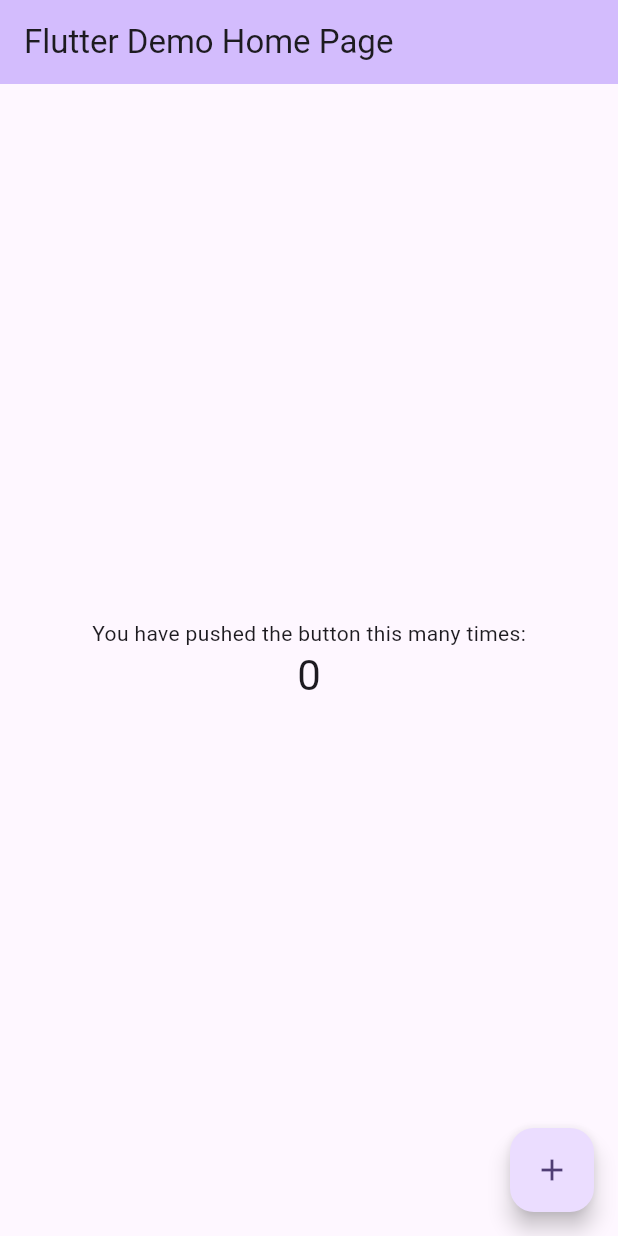
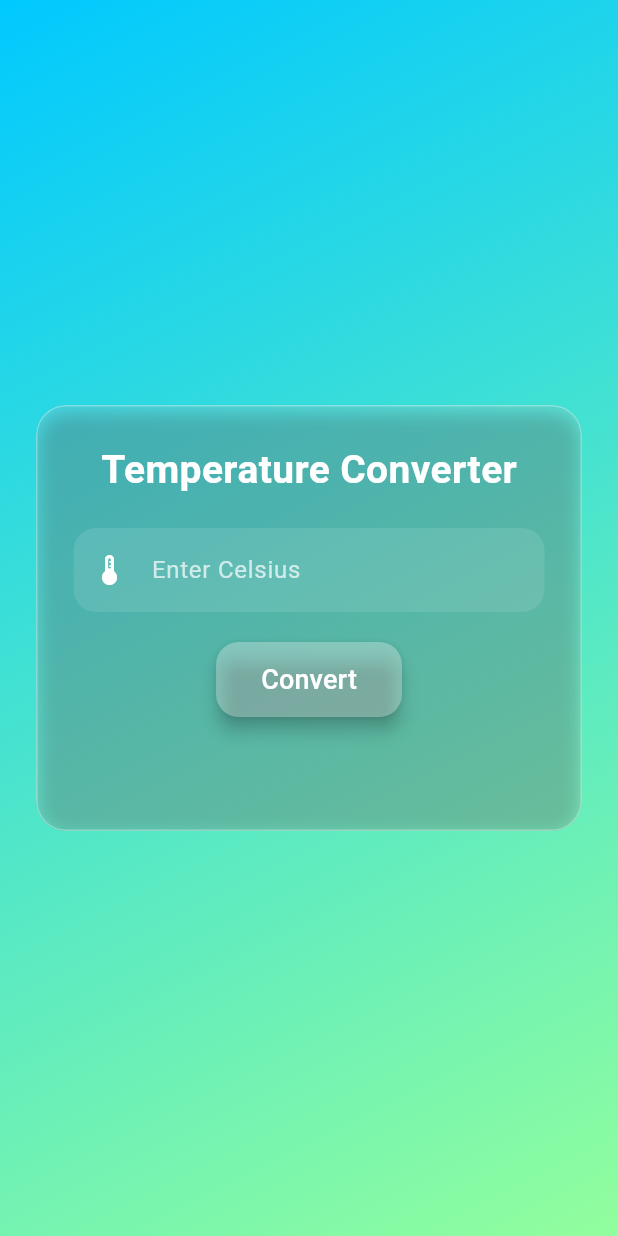
Before and after one commit to MahimaAkther716/Assignments-SADP, a Flutter app: the screen it shows after launch, on a phone screen of 412 x 824 dp. Run offline on Flutter 3.47's test engine with Material 3 defaults, Android fonts, the phone set to English and light mode, and no system bars.

Commit message:
UI Change

```diff
--- /dev/null
+++ b/lib/convertscreen.dart
@@ -0,0 +1,124 @@
+import 'package:flutter/material.dart';
+
+class TemperatureConverter extends StatefulWidget {
+  @override
+  _TemperatureConverterState createState() => _TemperatureConverterState();
+}
+
+class _TemperatureConverterState extends State<TemperatureConverter> {
+  final TextEditingController _celsiusController = TextEditingController();
+  String _result = '';
+
+  void _convert() {
+    final input = _celsiusController.text;
+    if (input.isEmpty) return;
+
+    final celsius = double.tryParse(input);
+    if (celsius == null) {
+      setState(() {
+        _result = 'Invalid input!';
+      });
+      return;
+    }
+
+    final fahrenheit = (celsius * 9 / 5) + 32;
+
+    setState(() {
+      _result = '$celsius°C = ${fahrenheit.toStringAsFixed(2)}°F';
+    });
+  }
+
+  @override
+  Widget build(BuildContext context) {
+    return Scaffold(
+      body: Container(
+        decoration: const BoxDecoration(
+          gradient: LinearGradient(
+            colors: [Color(0xFF00C9FF), Color(0xFF92FE9D)],
+            begin: Alignment.topLeft,
+            end: Alignment.bottomRight,
+          ),
+        ),
+        child: Center(
+          child: Padding(
+            padding: const EdgeInsets.all(24.0),
+            child: ClipRRect(
+              borderRadius: BorderRadius.circular(20),
+              child: Container(
+                padding: const EdgeInsets.all(24),
+                decoration: BoxDecoration(
+                  color: Colors.white.withOpacity(0.15),
+                  borderRadius: BorderRadius.circular(20),
+                  border: Border.all(color: Colors.white30),
+                  boxShadow: [
+                    BoxShadow(
+                      color: Colors.black26,
+                      blurRadius: 10,
+                      offset: Offset(0, 4),
+                    ),
+                  ],
+                ),
+                child: Column(
+                  mainAxisSize: MainAxisSize.min,
+                  children: [
+                    Text(
+                      'Temperature Converter',
+                      style: TextStyle(
+                        fontSize: 26,
+                        fontWeight: FontWeight.bold,
+                        color: Colors.white,
+                      ),
+                    ),
+                    SizedBox(height: 20),
+                    TextField(
+                      controller: _celsiusController,
+                      keyboardType: TextInputType.number,
+                      style: TextStyle(color: Colors.white),
+                      decoration: InputDecoration(
+                        hintText: 'Enter Celsius',
+                        hintStyle: TextStyle(color: Colors.white70),
+                        filled: true,
+                        fillColor: Colors.white.withOpacity(0.1),
+                        border: OutlineInputBorder(
+                          borderRadius: BorderRadius.circular(15),
+                          borderSide: BorderSide.none,
+                        ),
+                        prefixIcon: Icon(Icons.thermostat, color: Colors.white),
+                      ),
+                    ),
+                    SizedBox(height: 20),
+                    ElevatedButton(
+                      onPressed: _convert,
+                      style: ElevatedButton.styleFrom(
+                        padding: EdgeInsets.symmetric(
+                          horizontal: 30,
+                          vertical: 12,
+                        ),
+                        backgroundColor: Colors.white.withOpacity(0.3),
+                        foregroundColor: Colors.white,
+                        shape: RoundedRectangleBorder(
+                          borderRadius: BorderRadius.circular(15),
+                        ),
+                        elevation: 5,
+                      ),
+                      child: Text('Convert', style: TextStyle(fontSize: 18)),
+                    ),
+                    SizedBox(height: 20),
+                    Text(
+                      _result,
+                      style: TextStyle(
+                        fontSize: 22,
+                        color: Colors.white,
+                        fontWeight: FontWeight.w500,
+                      ),
+                    ),
+                  ],
+                ),
+              ),
+            ),
+          ),
+        ),
+      ),
+    );
+  }
+}
--- a/lib/main.dart
+++ b/lib/main.dart
@@ -1,122 +1,15 @@
+import 'package:firstassignment/convertscreen.dart';
 import 'package:flutter/material.dart';
 
-void main() {
-  runApp(const MyApp());
-}
+void main() => runApp(TemperatureConverterApp());
 
-class MyApp extends StatelessWidget {
-  const MyApp({super.key});
-
-  // This widget is the root of your application.
+class TemperatureConverterApp extends StatelessWidget {
   @override
   Widget build(BuildContext context) {
     return MaterialApp(
-      title: 'Flutter Demo',
-      theme: ThemeData(
-        // This is the theme of your application.
-        //
-        // TRY THIS: Try running your application with "flutter run". You'll see
-        // the application has a purple toolbar. Then, without quitting the app,
-        // try changing the seedColor in the colorScheme below to Colors.green
-        // and then invoke "hot reload" (save your changes or press the "hot
-        // reload" button in a Flutter-supported IDE, or press "r" if you used
-        // the command line to start the app).
-        //
-        // Notice that the counter didn't reset back to zero; the application
-        // state is not lost during the reload. To reset the state, use hot
-        // restart instead.
-        //
-        // This works for code too, not just values: Most code changes can be
-        // tested with just a hot reload.
-        colorScheme: ColorScheme.fromSeed(seedColor: Colors.deepPurple),
-      ),
-      home: const MyHomePage(title: 'Flutter Demo Home Page'),
+      title: 'Celsius to Fahrenheit',
+      home: TemperatureConverter(),
+      debugShowCheckedModeBanner: false,
     );
   }
 }
-
-class MyHomePage extends StatefulWidget {
-  const MyHomePage({super.key, required this.title});
-
-  // This widget is the home page of your application. It is stateful, meaning
-  // that it has a State object (defined below) that contains fields that affect
-  // how it looks.
-
-  // This class is the configuration for the state. It holds the values (in this
-  // case the title) provided by the parent (in this case the App widget) and
-  // used by the build method of the State. Fields in a Widget subclass are
-  // always marked "final".
-
-  final String title;
-
-  @override
-  State<MyHomePage> createState() => _MyHomePageState();
-}
-
-class _MyHomePageState extends State<MyHomePage> {
-  int _counter = 0;
-
-  void _incrementCounter() {
-    setState(() {
-      // This call to setState tells the Flutter framework that something has
-      // changed in this State, which causes it to rerun the build method below
-      // so that the display can reflect the updated values. If we changed
-      // _counter without calling setState(), then the build method would not be
-      // called again, and so nothing would appear to happen.
-      _counter++;
-    });
-  }
-
-  @override
-  Widget build(BuildContext context) {
-    // This method is rerun every time setState is called, for instance as done
-    // by the _incrementCounter method above.
-    //
-    // The Flutter framework has been optimized to make rerunning build methods
-    // fast, so that you can just rebuild anything that needs updating rather
-    // than having to individually change instances of widgets.
-    return Scaffold(
-      appBar: AppBar(
-        // TRY THIS: Try changing the color here to a specific color (to
-        // Colors.amber, perhaps?) and trigger a hot reload to see the AppBar
-        // change color while the other colors stay the same.
-        backgroundColor: Theme.of(context).colorScheme.inversePrimary,
-        // Here we take the value from the MyHomePage object that was created by
-        // the App.build method, and use it to set our appbar title.
-        title: Text(widget.title),
-      ),
-      body: Center(
-        // Center is a layout widget. It takes a single child and positions it
-        // in the middle of the parent.
-        child: Column(
-          // Column is also a layout widget. It takes a list of children and
-          // arranges them vertically. By default, it sizes itself to fit its
-          // children horizontally, and tries to be as tall as its parent.
-          //
-          // Column has various properties to control how it sizes itself and
-          // how it positions its children. Here we use mainAxisAlignment to
-          // center the children vertically; the main axis here is the vertical
-          // axis because Columns are vertical (the cross axis would be
-          // horizontal).
-          //
-          // TRY THIS: Invoke "debug painting" (choose the "Toggle Debug Paint"
-          // action in the IDE, or press "p" in the console), to see the
-          // wireframe for each widget.
-          mainAxisAlignment: MainAxisAlignment.center,
-          children: <Widget>[
-            const Text('You have pushed the button this many times:'),
-            Text(
-              '$_counter',
-              style: Theme.of(context).textTheme.headlineMedium,
-            ),
-          ],
-        ),
-      ),
-      floatingActionButton: FloatingActionButton(
-        onPressed: _incrementCounter,
-        tooltip: 'Increment',
-        child: const Icon(Icons.add),
-      ), // This trailing comma makes auto-formatting nicer for build methods.
-    );
-  }
-}
```
